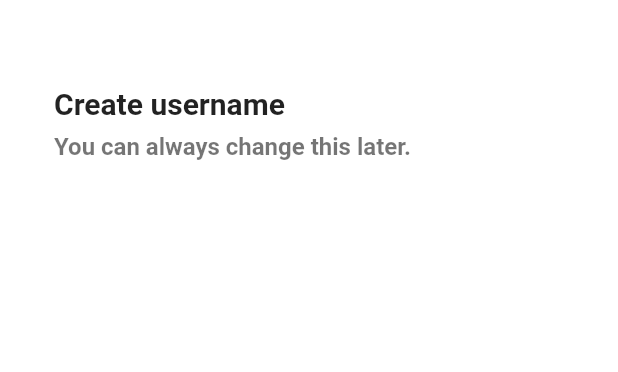
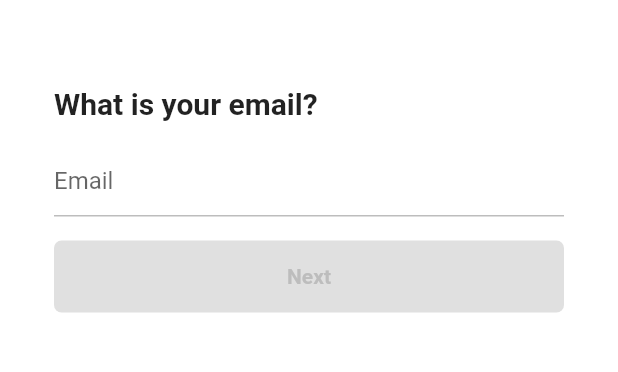
Before and after one commit to MiracleMoney/TIktok, a Flutter app: the EmailScreen screen opened directly, on a phone screen of 412 x 824 dp, the part 58-430 px from its top. Run offline on Flutter 3.47's test engine with Material 2 defaults, Android fonts, the phone set to English and light mode, and no system bars; our stand-ins replace font_awesome_flutter.

Commit message:
틱톡 유저네임 이메일 입력

```diff
--- a/lib/screens/features/authentication/widgets/email_screen.dart
+++ b/lib/screens/features/authentication/widgets/email_screen.dart
@@ -1,42 +1,115 @@
 import 'package:flutter/material.dart';
 import 'package:tiktok_clone/constants/gaps.dart';
 import 'package:tiktok_clone/constants/sizes.dart';
+import 'package:tiktok_clone/screens/features/authentication/widgets/form_button.dart';
+import 'package:tiktok_clone/screens/features/authentication/widgets/password_screen.dart';
 
-class EmailScreen extends StatelessWidget {
+class EmailScreen extends StatefulWidget {
   const EmailScreen({super.key});
 
   @override
+  State<EmailScreen> createState() => _EmailScreenState();
+}
+
+class _EmailScreenState extends State<EmailScreen> {
+  final TextEditingController _emailcontroller = TextEditingController();
+
+  String _email = "";
+
+  @override
+  void initState() {
+    super.initState();
+
+    _emailcontroller.addListener(() {
+      setState(() {
+        _email = _emailcontroller.text;
+      });
+    });
+  }
+
+  @override
+  void dispose() {
+    _emailcontroller.dispose();
+    super.dispose();
+  }
+
+  String? _isEmailValid() {
+    if (_email.isEmpty) return null;
+    final regExp = RegExp(
+        r"^[a-zA-Z0-9.a-zA-Z0-9.!#$%&'*+-/=?^_`{|}~]+@[a-zA-Z0-9]+\.[a-zA-Z]+");
+    if (!regExp.hasMatch(_email)) {
+      return "Email not vaild";
+    }
+    return null;
+  }
+
+  void _onScaffoldTap() {
+    FocusScope.of(context).unfocus();
+  }
+
+  void _onSubmit() {
+    if (_email.isEmpty || _isEmailValid() != null) return;
+    Navigator.push(
+      context,
+      MaterialPageRoute(
+        builder: (context) => const PasswordScreen(),
+      ),
+    );
+  }
+
+  @override
   Widget build(BuildContext context) {
-    return Scaffold(
+    return GestureDetector(
+      onTap: _onScaffoldTap,
+      child: Scaffold(
         backgroundColor: Colors.white,
         appBar: AppBar(
           title: const Text(
             "Sign up",
           ),
         ),
-      body: const Padding(
-        padding: EdgeInsets.symmetric(horizontal: Sizes.size36),
+        body: Padding(
+          padding: const EdgeInsets.symmetric(horizontal: Sizes.size36),
           child: Column(
             crossAxisAlignment: CrossAxisAlignment.start,
             children: [
               Gaps.v40,
-            Text(
-              "Create username",
+              const Text(
+                "What is your email?",
                 style: TextStyle(
                   fontSize: Sizes.size20,
                   fontWeight: FontWeight.w700,
                 ),
               ),
-            Gaps.v8,
-            Text(
-              "You can always change this later.",
-              style: TextStyle(
-                color: Colors.black54,
-                fontSize: Sizes.size16,
-                fontWeight: FontWeight.w600,
+              Gaps.v16,
+              TextField(
+                controller: _emailcontroller,
+                keyboardType: TextInputType.emailAddress,
+                onEditingComplete: _onSubmit,
+                autocorrect: false,
+                decoration: InputDecoration(
+                  hintText: "Email",
+                  errorText: _isEmailValid(),
+                  enabledBorder: UnderlineInputBorder(
+                    borderSide: BorderSide(
+                      color: Colors.grey.shade400,
                     ),
-            )
+                  ),
+                  focusedBorder: UnderlineInputBorder(
+                    borderSide: BorderSide(
+                      color: Colors.grey.shade400,
+                    ),
+                  ),
+                ),
+                cursorColor: Theme.of(context).primaryColor,
+              ),
+              Gaps.v16,
+              GestureDetector(
+                  onTap: _onSubmit,
+                  child: FormButton(
+                      disabled: _email.isEmpty || _isEmailValid() != null))
             ],
+          ),
         ),
       ),
     );
--- /dev/null
+++ b/lib/screens/features/authentication/widgets/form_button.dart
@@ -0,0 +1,39 @@
+import 'package:flutter/material.dart';
+import 'package:tiktok_clone/constants/sizes.dart';
+
+class FormButton extends StatelessWidget {
+  const FormButton({
+    super.key,
+    required this.disabled,
+  });
+
+  final bool disabled;
+
+  @override
+  Widget build(BuildContext context) {
+    return FractionallySizedBox(
+        widthFactor: 1,
+        child: AnimatedContainer(
+          padding: const EdgeInsets.symmetric(
+            vertical: Sizes.size16,
+          ),
+          decoration: BoxDecoration(
+            borderRadius: BorderRadius.circular(Sizes.size5),
+            color: disabled
+                ? Colors.grey.shade300
+                : Theme.of(context).primaryColor,
+          ),
+          duration: const Duration(milliseconds: 300),
+          child: AnimatedDefaultTextStyle(
+            duration: const Duration(milliseconds: 300),
+            style: TextStyle(
+                color: disabled ? Colors.grey.shade400 : Colors.white,
+                fontWeight: FontWeight.w600),
+            child: const Text(
+              'Next',
+              textAlign: TextAlign.center,
+            ),
+          ),
+        ));
+  }
+}
--- a/lib/screens/features/authentication/widgets/sign_up.screen.dart
+++ b/lib/screens/features/authentication/widgets/sign_up.screen.dart
@@ -2,7 +2,7 @@ import 'package:flutter/material.dart';
 import 'package:font_awesome_flutter/font_awesome_flutter.dart';
 import 'package:tiktok_clone/constants/gaps.dart';
 import 'package:tiktok_clone/constants/sizes.dart';
-import 'package:tiktok_clone/screens/features/authentication/widgets/email_screen.dart';
+import 'package:tiktok_clone/screens/features/authentication/widgets/username_screen.dart';
 import 'package:tiktok_clone/screens/features/authentication/widgets/login.screen.dart';
 import 'package:tiktok_clone/screens/features/authentication/widgets/auth_button.dart';
 
@@ -17,7 +17,7 @@ class SignUpScreen extends StatelessWidget {
 
   void _onEamilTap(BuildContext context) {
     Navigator.of(context).push(MaterialPageRoute(
-      builder: (context) => const EmailScreen(),
+      builder: (context) => const UsernameScreen(),
     ));
   }
 
```
Also changed, not shown: lib/screens/features/authentication/widgets/password_screen.dart (added, +10 -0 lines), lib/screens/features/authentication/widgets/username_screen.dart (+104 -0 lines). Lines whose indentation alone changed are shown as unchanged.
